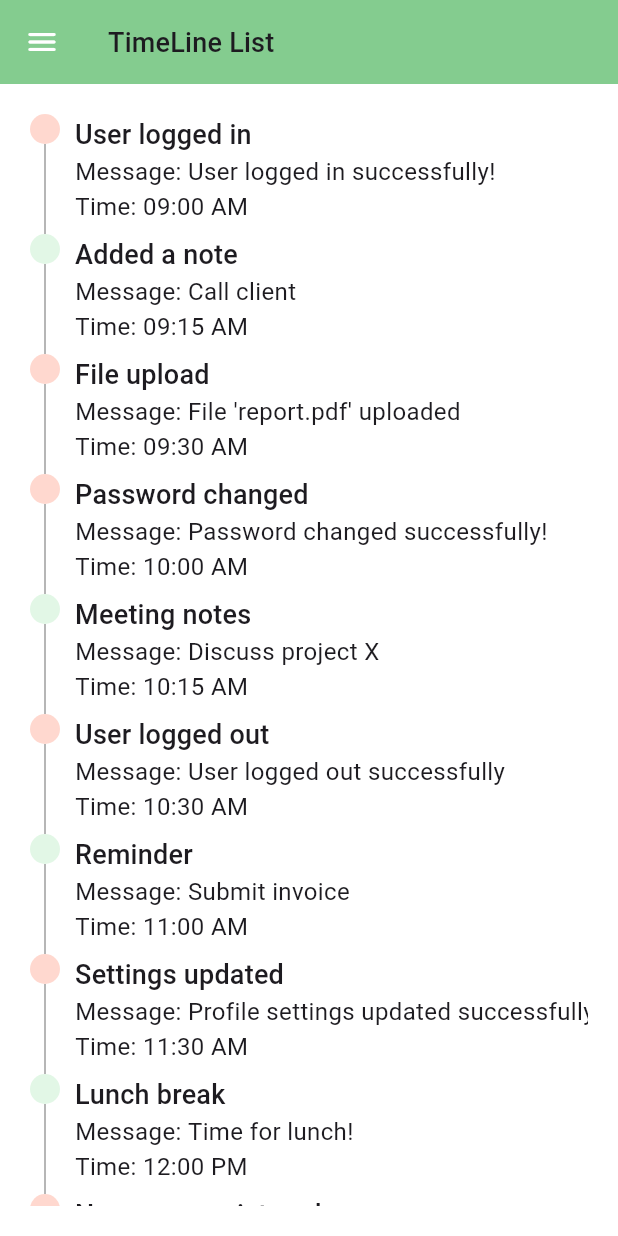
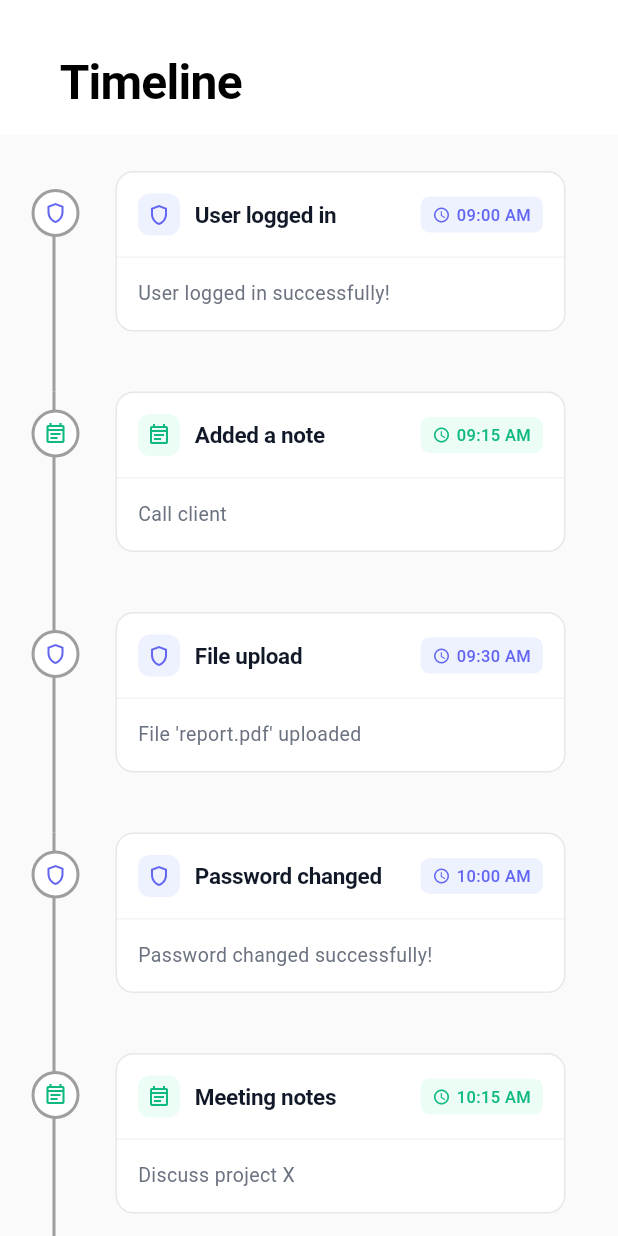
Before and after one commit to Logeshsharma/caremixer-tech, a Flutter app: the TimelineListScreen screen opened directly, on a phone screen of 412 x 824 dp. Run offline on Flutter 3.47's test engine with Material 3 defaults, Android fonts, the phone set to English and light mode, and no system bars; our stand-ins replace cached_network_image, connectivity_plus, dio, flutter_riverpod, freezed_annotation, retrofit; generated files the repository leaves out were written again; network calls fail.

Commit message:
Refactor time line UI and Add bottom navigation

```diff
--- a/lib/main.dart
+++ b/lib/main.dart
@@ -1,5 +1,5 @@
 import 'package:caremixer/ui/core/themes/theme.dart';
-import 'package:caremixer/ui/pokemon_list/widgets/pokemon_list_screen.dart';
+import 'package:caremixer/ui/home/home_screen.dart';
 import 'package:flutter/material.dart';
 import 'package:flutter_riverpod/flutter_riverpod.dart';
 
@@ -14,7 +14,7 @@ class MainApp extends StatelessWidget {
   Widget build(BuildContext context) {
     return MaterialApp(
       theme: AppTheme.lightTheme,
-      home: const PokemonListScreen(),
+      home: const HomeScreen(),
       debugShowCheckedModeBanner: false,
     );
   }
--- /dev/null
+++ b/lib/ui/core/ui/header.dart
@@ -0,0 +1,35 @@
+// Header
+import 'package:flutter/material.dart';
+import 'package:flutter_riverpod/flutter_riverpod.dart';
+
+class ScreenHeader extends ConsumerWidget {
+  final String title;
+
+  const ScreenHeader({
+    super.key,
+    required this.title,
+  });
+
+  @override
+  Widget build(BuildContext context, WidgetRef ref) {
+    return Container(
+      width: double.infinity,
+      padding: const EdgeInsets.fromLTRB(40, 32, 20, 12),
+      decoration: const BoxDecoration(color: Colors.white),
+      child: Column(
+        crossAxisAlignment: CrossAxisAlignment.start,
+        children: [
+          Text(
+            title,
+            style: const TextStyle(
+              fontSize: 32,
+              fontWeight: FontWeight.bold,
+              color: Colors.black,
+              letterSpacing: -0.5,
+            ),
+          ),
+        ],
+      ),
+    );
+  }
+}
--- /dev/null
+++ b/lib/ui/home/home_screen.dart
@@ -0,0 +1,86 @@
+import 'package:caremixer/ui/pokemon_list/widgets/pokemon_list_screen.dart';
+import 'package:caremixer/ui/timeline_list/widgets/timeline_list_screen.dart';
+import 'package:flutter/material.dart';
+import 'package:flutter_riverpod/flutter_riverpod.dart';
+
+final selectedTabProvider = StateProvider<int>((ref) => 0);
+
+class HomeScreen extends ConsumerWidget {
+  const HomeScreen({super.key});
+
+  @override
+  Widget build(BuildContext context, WidgetRef ref) {
+    final selectedIndex = ref.watch(selectedTabProvider);
+
+    final screens = [
+      const TimelineListScreen(),
+      const PokemonListScreen(),
+    ];
+
+    return Scaffold(
+      body: IndexedStack(
+        index: selectedIndex,
+        children: screens,
+      ),
+      floatingActionButton: FloatingActionButton(
+        onPressed: () {
+          ScaffoldMessenger.of(context).showSnackBar(
+            const SnackBar(
+              content: Text('Chat feature coming soon!'),
+              duration: Duration(seconds: 2),
+            ),
+          );
+        },
+        backgroundColor: const Color(0xFF6366F1),
+        elevation: 4,
+        child: const Icon(
+          Icons.chat_bubble_outline,
+          color: Colors.white,
+          size: 24,
+        ),
+      ),
+      floatingActionButtonLocation: FloatingActionButtonLocation.endFloat,
+      bottomNavigationBar: Container(
+        decoration: const BoxDecoration(
+          border: Border(
+            top: BorderSide(
+              color: Color(0xFFE5E7EB),
+              width: 1,
+            ),
+          ),
+        ),
+        child: BottomNavigationBar(
+          currentIndex: selectedIndex,
+          onTap: (index) {
+            ref.read(selectedTabProvider.notifier).state = index;
+          },
+          type: BottomNavigationBarType.fixed,
+          backgroundColor: Colors.white,
+          selectedItemColor: const Color(0xFF6366F1),
+          unselectedItemColor: const Color(0xFF9CA3AF),
+          selectedFontSize: 12,
+          unselectedFontSize: 12,
+          selectedLabelStyle: const TextStyle(
+            fontWeight: FontWeight.w600,
+          ),
+          unselectedLabelStyle: const TextStyle(
+            fontWeight: FontWeight.w500,
+          ),
+          elevation: 0,
+          items: const [
+            BottomNavigationBarItem(
+              icon: Icon(Icons.timeline_outlined),
+              activeIcon: Icon(Icons.timeline),
+              label: 'Timeline',
+            ),
+             BottomNavigationBarItem(
+              icon: Icon(Icons.catching_pokemon_outlined),
+              activeIcon: Icon(Icons.catching_pokemon),
+              label: 'Pokemon',
+            ),
+          ],
+        ),
+      ),
+    );
+  }
+}
--- a/lib/ui/pokemon_list/widgets/pokemon_list_screen.dart
+++ b/lib/ui/pokemon_list/widgets/pokemon_list_screen.dart
@@ -1,3 +1,4 @@
+import 'package:caremixer/ui/core/ui/header.dart';
 import 'package:caremixer/ui/pokemon_list/providers/pokemon_list_provider.dart';
 import 'package:caremixer/ui/pokemon_list/providers/ui_state_provider.dart';
 import 'package:caremixer/ui/pokemon_list/utils/pokemon_utils.dart';
@@ -98,8 +99,12 @@ class _PokemonListScreenState extends ConsumerState<PokemonListScreen> {
         ),
       ),
       floatingActionButton: uiState.showScrollToTop
-          ? _ScrollToTopButton(onPressed: _scrollToTop)
+          ? Padding(
+              padding: const EdgeInsets.only(bottom: 80),
+              child: _ScrollToTopButton(onPressed: _scrollToTop),
+            )
           : null,
+      floatingActionButtonLocation: FloatingActionButtonLocation.endFloat,
     );
   }
 
@@ -126,28 +131,16 @@ class _SearchHeader extends ConsumerWidget {
 
   @override
   Widget build(BuildContext context, WidgetRef ref) {
-    return Container(
-      padding: const EdgeInsets.fromLTRB(20, 16, 20, 12),
-      decoration: const BoxDecoration(color: Colors.white),
-      child: Column(
+    return Column(
       crossAxisAlignment: CrossAxisAlignment.start,
       children: [
-          const Text(
-            'Pokemon',
-            style: TextStyle(
-              fontSize: 32,
-              fontWeight: FontWeight.bold,
-              color: Colors.black,
-              letterSpacing: -0.5,
-            ),
-          ),
+       const ScreenHeader( title: 'Pokemon'),
         const SizedBox(height: 16),
         _SearchBar(
           controller: searchController,
           searchQuery: searchQuery,
         ),
       ],
-      ),
     );
   }
 }
@@ -163,10 +156,12 @@ class _SearchBar extends ConsumerWidget {
 
   @override
   Widget build(BuildContext context, WidgetRef ref) {
-    return Container(
-      padding: const EdgeInsets.symmetric(horizontal: 16, vertical: 4),
+    return Padding(
+      padding: const EdgeInsets.only(left: 20, right: 20, bottom: 8 ),
+      child: Container(
+        padding: const EdgeInsets.symmetric(horizontal: 20, vertical: 4),
         decoration: BoxDecoration(
-        color: Colors.grey.shade100,
+          color: Colors.grey.shade200,
           borderRadius: BorderRadius.circular(14),
         ),
         child: TextField(
@@ -199,6 +194,7 @@ class _SearchBar extends ConsumerWidget {
                     },
                   )
                 : null,
+          ),
         ),
       ),
     );
@@ -238,6 +234,7 @@ class _PokemonListContent extends ConsumerWidget {
     return RefreshIndicator(
       color: Colors.black,
       strokeWidth: 2,
+      backgroundColor: Colors.white,
       onRefresh: () async {
         await ref.read(pokemonListProvider.notifier).refresh();
       },
--- a/lib/ui/timeline_list/widgets/timeline_list_screen.dart
+++ b/lib/ui/timeline_list/widgets/timeline_list_screen.dart
@@ -1,19 +1,6 @@
 import 'package:caremixer/data/models/timeline_event.dart';
-import 'package:caremixer/ui/core/themes/colors.dart';
+import 'package:caremixer/ui/core/ui/header.dart';
 import 'package:flutter/material.dart';
-
-// Build a *timeline view* that displays a list of items (e.g., notes or audit messages).
-
-// *Requirements:*
-
-// - Each entry shows a *title, **timestamp, and **message*. - DONE
-// - Items are displayed in a vertical *timeline style* (with a connector line and dots/nodes). Line - DONE
-// - Support at least 10 sample entries (hardcoded JSON or mock data is fine). - DONE
-
-// *Bonus points:*
-
-// - Different icons or colors depending on message type (note vs audit). - DONE
-// - Smooth scroll or subtle transitions. - DONE
 
 class TimelineListScreen extends StatelessWidget {
   const TimelineListScreen({super.key});
@@ -21,98 +8,256 @@ class TimelineListScreen extends StatelessWidget {
   @override
   Widget build(BuildContext context) {
     return Scaffold(
-      backgroundColor: AppColors.white,
-      appBar: AppBar(
-        backgroundColor: AppColors.greenBright,
-        title: Text(
-          'TimeLine List',
-          style: Theme.of(context).textTheme.titleMedium,
+      backgroundColor: const Color(0xFFFAFAFA),
+      body: SafeArea(
+        child: Column(
+          children: [
+            const ScreenHeader(title: 'Timeline'),
+            Expanded(
+              child: _TimelineContent(),
             ),
-        leading: const Icon(
-          Icons.menu_rounded,
-          color: AppColors.white,
+          ],
         ),
-      ),
-      body: _body(),
-    );
-  }
-
-  Widget _body() {
-    return Padding(
-      padding: const EdgeInsets.all(20.0),
-      // Items are displayed in a vertical *timeline style
-      child: ListView.builder(
-        // Smooth scroll
-        physics: const AlwaysScrollableScrollPhysics(
-            parent: BouncingScrollPhysics()),
-        // Support at least 10 sample entries
-        itemCount: timelineData.length,
-        itemBuilder: (context, index) {
-          return _timelineEventWidget(
-            event: timelineData[index],
-            context: context,
-          );
-        },
       ),
     );
   }
+}
 
-  Widget _timelineEventWidget({
-    required TimelineEvent event,
-    required BuildContext context,
-  }) {
-    bool isLast = timelineData.last == event;
-    return Row(
+
+// Content
+class _TimelineContent extends StatelessWidget {
+  @override
+  Widget build(BuildContext context) {
+    return ListView.builder(
+      padding: const EdgeInsets.symmetric(horizontal: 35, vertical: 24),
+      physics: const ClampingScrollPhysics(),
+      itemCount: timelineData.length,
+      itemBuilder: (context, index) {
+        return _TimelineEventCard(
+          event: timelineData[index],
+          isFirst: index == 0,
+          isLast: index == timelineData.length - 1,
+        );
+      },
+    );
+  }
+}
+
+class _TimelineEventCard extends StatelessWidget {
+  final TimelineEvent event;
+  final bool isFirst;
+  final bool isLast;
+
+  const _TimelineEventCard({
+    required this.event,
+    required this.isFirst,
+    required this.isLast,
+  });
+
+  @override
+  Widget build(BuildContext context) {
+    final isAudit = event.type == 'audit';
+    final eventColor =
+        isAudit ? const Color(0xFF6366F1) : const Color(0xFF10B981);
+    final bgColor = isAudit ? const Color(0xFFEEF2FF) : const Color(0xFFECFDF5);
+    final lightColor =
+        isAudit ? const Color(0xFFC7D2FE) : const Color(0xFFD1FAE5);
+
+    return IntrinsicHeight(
+      child: Row(
         crossAxisAlignment: CrossAxisAlignment.start,
         children: [
-        // Timeline indicator - with a connector line and nodes
-        Column(
-          children: [
-            Container(
-              width: 20,
-              height: 20,
-              decoration: BoxDecoration(
-                shape: BoxShape.circle,
-                // Different icons or colors depending on message type
-                color: event.type == 'audit'
-                    ? AppColors.peachLight
-                    : AppColors.greenLight,
+          _TimelineLine(
+            isFirst: isFirst,
+            isLast: isLast,
           ),
+          Expanded(
+            child: _EventCard(
+              event: event,
+              eventColor: eventColor,
+              bgColor: bgColor,
+              lightColor: lightColor,
+              isAudit: isAudit,
             ),
-            if (!isLast)
-              Container(
-                width: 1,
-                height: 60,
-                color: Colors.grey,
           ),
         ],
       ),
-        const SizedBox(width: 10),
+    );
+  }
+}
 
-        // Content - Each entry shows a *title, **timestamp, and **message*
+class _TimelineLine extends StatelessWidget {
+  final bool isFirst;
+  final bool isLast;
+
+  const _TimelineLine({
+    required this.isFirst,
+    required this.isLast,
+  });
+
+  @override
+  Widget build(BuildContext context) {
+    return SizedBox(
+      width: 2,
+      child: Column(
+        children: [
+          if (!isFirst)
+            Container(
+              height: 16,
+              width: 2,
+              color: Colors.grey,
+            ),
+          if (isFirst)
+            const SizedBox(height: 16),
+          if (!isFirst && !isLast)
+            const SizedBox(height: 0),
+          if (!isLast)
             Expanded(
+              child: Container(
+                width: 2,
+                color: Colors.grey,
+              ),
+            ),
+        ],
+      ),
+    );
+  }
+}
+
+class _EventCard extends StatelessWidget {
+  final TimelineEvent event;
+  final Color eventColor;
+  final Color bgColor;
+  final Color lightColor;
+  final bool isAudit;
+
+  const _EventCard({
+    required this.event,
+    required this.eventColor,
+    required this.bgColor,
+    required this.lightColor,
+    required this.isAudit,
+  });
+
+  @override
+  Widget build(BuildContext context) {
+    return Padding(
+      padding: const EdgeInsets.only(bottom: 40.0),
+      child: Stack(
+        clipBehavior: Clip.none,
+        children: [
+          Container(
+            margin: const EdgeInsets.only(left: 40),
+            decoration: BoxDecoration(
+              color: Colors.white,
+              borderRadius: BorderRadius.circular(12),
+              border: Border.all(
+                color: const Color(0xFFE5E7EB),
+                width: 1,
+              ),
+            ),
             child: Column(
               crossAxisAlignment: CrossAxisAlignment.start,
               children: [
-              Text(event.title, style: Theme.of(context).textTheme.titleMedium),
-              _textRow(label: 'Message: ', value: event.message),
-              _textRow(label: 'Time: ', value: event.time),
+                Padding(
+                  padding: const EdgeInsets.all(14),
+                  child: Row(
+                    children: [
+                      Container(
+                        padding: const EdgeInsets.all(6),
+                        decoration: BoxDecoration(
+                          color: bgColor,
+                          borderRadius: BorderRadius.circular(8),
+                        ),
+                        child: Icon(
+                          isAudit
+                              ? Icons.shield_outlined
+                              : Icons.event_note_outlined,
+                          color: eventColor,
+                          size: 16,
+                        ),
+                      ),
+                      const SizedBox(width: 10),
+                      Expanded(
+                        child: Text(
+                          event.title,
+                          style: const TextStyle(
+                            fontSize: 15,
+                            fontWeight: FontWeight.w600,
+                            color: Color(0xFF111827),
+                            letterSpacing: -0.2,
+                          ),
+                        ),
+                      ),
+                      Container(
+                        padding: const EdgeInsets.symmetric(
+                            horizontal: 8, vertical: 4),
+                        decoration: BoxDecoration(
+                          color: bgColor,
+                          borderRadius: BorderRadius.circular(6),
+                        ),
+                        child: Row(
+                          mainAxisSize: MainAxisSize.min,
+                          children: [
+                            Icon(
+                              Icons.access_time_outlined,
+                              size: 12,
+                              color: eventColor,
+                            ),
+                            const SizedBox(width: 4),
+                            Text(
+                              event.time,
+                              style: TextStyle(
+                                fontSize: 11,
+                                fontWeight: FontWeight.w500,
+                                color: eventColor,
+                              ),
+                            ),
                           ],
                         ),
                       ),
                     ],
-    );
-  }
+                  ),
+                ),
+                const Divider(height: 1, color: Color(0xFFF3F4F6)),
+                Padding(
+                  padding: const EdgeInsets.all(14),
+                  child: Text(
+                    event.message,
+                    style: const TextStyle(
+                      fontSize: 13,
+                      color: Color(0xFF6B7280),
+                      height: 1.5,
+                    ),
+                  ),
+                ),
+              ],
+            ),
+          ),
+          Positioned(
+            left: -16,
+            top: 12,
+            child: Container(
+              width: 32,
+              height: 32,
+              decoration: BoxDecoration(
+                color: Colors.white,
+                shape: BoxShape.circle,
+                border: Border.all(
+                  color: Colors.grey,
+                  width: 2,
+                ),
 
-  Widget _textRow({
-    required String label,
-    required String value,
-  }) {
-    return Row(
-      children: [
-        Text(label),
-        Text(value),
+              ),
+              child: Icon(
+                isAudit ? Icons.shield_outlined : Icons.event_note_outlined,
+                color: eventColor,
+                size: 16,
+              ),
+            ),
+          ),
         ],
+      ),
     );
   }
 }
```
Also changed, not shown: 1 other file. Lines whose indentation alone changed are shown as unchanged.
